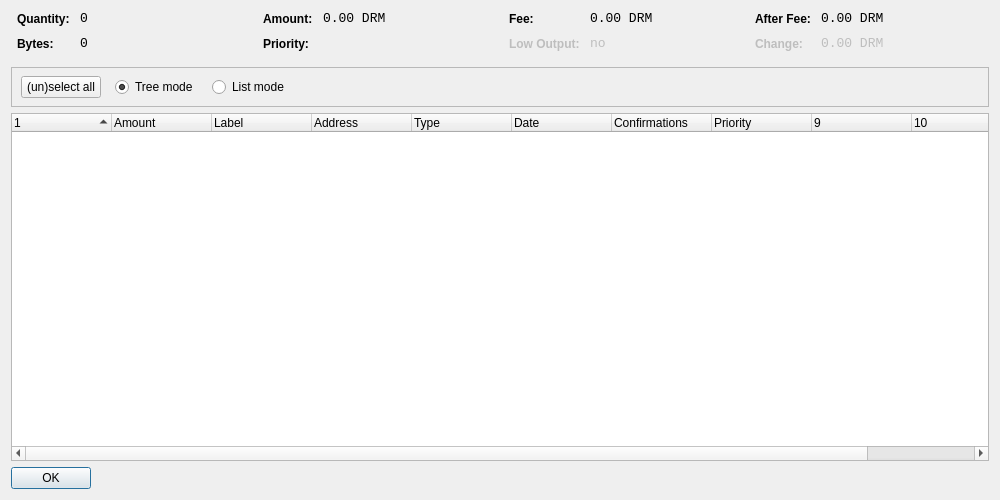
Old version of the form src/qt/forms/coincontroldialog.ui in the repository scolemanhopehouse/HBCUR.
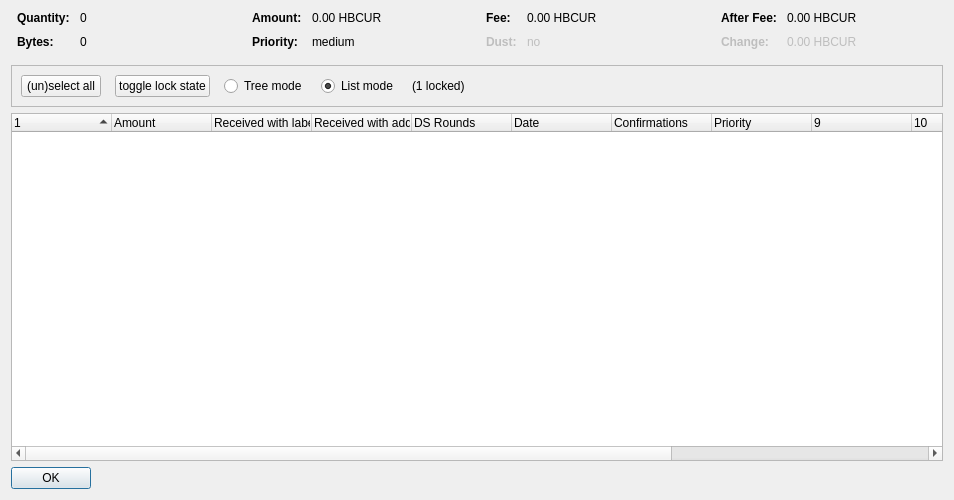
New version of the form. Custom widgets are drawn as their Qt base class.

Patch:
```diff
--- a/src/qt/forms/coincontroldialog.ui
+++ b/src/qt/forms/coincontroldialog.ui
@@ -6,7 +6,7 @@
    <rect>
     <x>0</x>
     <y>0</y>
-    <width>1000</width>
+    <width>954</width>
     <height>500</height>
    </rect>
   </property>
@@ -38,8 +38,11 @@
        </property>
        <item row="0" column="0">
         <widget class="QLabel" name="labelCoinControlQuantityText">
-         <property name="styleSheet">
-          <string notr="true">font-weight:bold;</string>
+         <property name="font">
+          <font>
+           <weight>75</weight>
+           <bold>true</bold>
+          </font>
          </property>
          <property name="text">
           <string>Quantity:</string>
@@ -48,12 +51,6 @@
        </item>
        <item row="0" column="1">
         <widget class="QLabel" name="labelCoinControlQuantity">
-         <property name="font">
-          <font>
-           <family>Monospace</family>
-           <pointsize>10</pointsize>
-          </font>
-         </property>
          <property name="cursor">
           <cursorShape>IBeamCursor</cursorShape>
          </property>
@@ -70,8 +67,11 @@
        </item>
        <item row="1" column="0">
         <widget class="QLabel" name="labelCoinControlBytesText">
-         <property name="styleSheet">
-          <string notr="true">font-weight:bold;</string>
+         <property name="font">
+          <font>
+           <weight>75</weight>
+           <bold>true</bold>
+          </font>
          </property>
          <property name="text">
           <string>Bytes:</string>
@@ -80,12 +80,6 @@
        </item>
        <item row="1" column="1">
         <widget class="QLabel" name="labelCoinControlBytes">
-         <property name="font">
-          <font>
-           <family>Monospace</family>
-           <pointsize>10</pointsize>
-          </font>
-         </property>
          <property name="cursor">
           <cursorShape>IBeamCursor</cursorShape>
          </property>
@@ -118,8 +112,11 @@
        </property>
        <item row="0" column="0">
         <widget class="QLabel" name="labelCoinControlAmountText">
-         <property name="styleSheet">
-          <string notr="true">font-weight:bold;</string>
+         <property name="font">
+          <font>
+           <weight>75</weight>
+           <bold>true</bold>
+          </font>
          </property>
          <property name="text">
           <string>Amount:</string>
@@ -128,12 +125,6 @@
        </item>
        <item row="0" column="1">
         <widget class="QLabel" name="labelCoinControlAmount">
-         <property name="font">
-          <font>
-           <family>Monospace</family>
-           <pointsize>10</pointsize>
-          </font>
-         </property>
          <property name="cursor">
           <cursorShape>IBeamCursor</cursorShape>
          </property>
@@ -141,7 +132,7 @@
           <enum>Qt::ActionsContextMenu</enum>
          </property>
          <property name="text">
-          <string notr="true">0.00 DRM</string>
+          <string notr="true">0.00 HBCUR</string>
          </property>
          <property name="textInteractionFlags">
           <set>Qt::LinksAccessibleByMouse|Qt::TextSelectableByKeyboard|Qt::TextSelectableByMouse</set>
@@ -150,8 +141,11 @@
        </item>
        <item row="1" column="0">
         <widget class="QLabel" name="labelCoinControlPriorityText">
-         <property name="styleSheet">
-          <string notr="true">font-weight:bold;</string>
+         <property name="font">
+          <font>
+           <weight>75</weight>
+           <bold>true</bold>
+          </font>
          </property>
          <property name="text">
           <string>Priority:</string>
@@ -160,12 +154,6 @@
        </item>
        <item row="1" column="1">
         <widget class="QLabel" name="labelCoinControlPriority">
-         <property name="font">
-          <font>
-           <family>Monospace</family>
-           <pointsize>10</pointsize>
-          </font>
-         </property>
          <property name="cursor">
           <cursorShape>IBeamCursor</cursorShape>
          </property>
@@ -173,7 +161,7 @@
           <enum>Qt::ActionsContextMenu</enum>
          </property>
          <property name="text">
-          <string/>
+          <string>medium</string>
          </property>
          <property name="textInteractionFlags">
           <set>Qt::LinksAccessibleByMouse|Qt::TextSelectableByKeyboard|Qt::TextSelectableByMouse</set>
@@ -198,8 +186,11 @@
        </property>
        <item row="0" column="0">
         <widget class="QLabel" name="labelCoinControlFeeText">
-         <property name="styleSheet">
-          <string notr="true">font-weight:bold;</string>
+         <property name="font">
+          <font>
+           <weight>75</weight>
+           <bold>true</bold>
+          </font>
          </property>
          <property name="text">
           <string>Fee:</string>
@@ -208,12 +199,6 @@
        </item>
        <item row="0" column="1">
         <widget class="QLabel" name="labelCoinControlFee">
-         <property name="font">
-          <font>
-           <family>Monospace</family>
-           <pointsize>10</pointsize>
-          </font>
-         </property>
          <property name="cursor">
           <cursorShape>IBeamCursor</cursorShape>
          </property>
@@ -221,7 +206,7 @@
           <enum>Qt::ActionsContextMenu</enum>
          </property>
          <property name="text">
-          <string notr="true">0.00 DRM</string>
+          <string notr="true">0.00 HBCUR</string>
          </property>
          <property name="textInteractionFlags">
           <set>Qt::LinksAccessibleByMouse|Qt::TextSelectableByKeyboard|Qt::TextSelectableByMouse</set>
@@ -233,11 +218,14 @@
          <property name="enabled">
           <bool>false</bool>
          </property>
-         <property name="styleSheet">
-          <string notr="true">font-weight:bold;</string>
+         <property name="font">
+          <font>
+           <weight>75</weight>
+           <bold>true</bold>
+          </font>
          </property>
          <property name="text">
-          <string>Low Output:</string>
+          <string>Dust:</string>
          </property>
         </widget>
        </item>
@@ -246,12 +234,6 @@
          <property name="enabled">
           <bool>false</bool>
          </property>
-         <property name="font">
-          <font>
-           <family>Monospace</family>
-           <pointsize>10</pointsize>
-          </font>
-         </property>
          <property name="cursor">
           <cursorShape>IBeamCursor</cursorShape>
          </property>
@@ -284,8 +266,11 @@
        </property>
        <item row="0" column="0">
         <widget class="QLabel" name="labelCoinControlAfterFeeText">
-         <property name="styleSheet">
-          <string notr="true">font-weight:bold;</string>
+         <property name="font">
+          <font>
+           <weight>75</weight>
+           <bold>true</bold>
+          </font>
          </property>
          <property name="text">
           <string>After Fee:</string>
@@ -294,12 +279,6 @@
        </item>
        <item row="0" column="1">
         <widget class="QLabel" name="labelCoinControlAfterFee">
-         <property name="font">
-          <font>
-           <family>Monospace</family>
-           <pointsize>10</pointsize>
-          </font>
-         </property>
          <property name="cursor">
           <cursorShape>IBeamCursor</cursorShape>
          </property>
@@ -307,7 +286,7 @@
           <enum>Qt::ActionsContextMenu</enum>
          </property>
          <property name="text">
-          <string notr="true">0.00 DRM</string>
+          <string notr="true">0.00 HBCUR</string>
          </property>
          <property name="textInteractionFlags">
           <set>Qt::LinksAccessibleByMouse|Qt::TextSelectableByKeyboard|Qt::TextSelectableByMouse</set>
@@ -319,8 +298,11 @@
          <property name="enabled">
           <bool>false</bool>
          </property>
-         <property name="styleSheet">
-          <string notr="true">font-weight:bold;</string>
+         <property name="font">
+          <font>
+           <weight>75</weight>
+           <bold>true</bold>
+          </font>
          </property>
          <property name="text">
           <string>Change:</string>
@@ -332,12 +314,6 @@
          <property name="enabled">
           <bool>false</bool>
          </property>
-         <property name="font">
-          <font>
-           <family>Monospace</family>
-           <pointsize>10</pointsize>
-          </font>
-         </property>
          <property name="cursor">
           <cursorShape>IBeamCursor</cursorShape>
          </property>
@@ -345,7 +321,7 @@
           <enum>Qt::ActionsContextMenu</enum>
          </property>
          <property name="text">
-          <string notr="true">0.00 DRM</string>
+          <string notr="true">0.00 HBCUR</string>
          </property>
          <property name="textInteractionFlags">
           <set>Qt::LinksAccessibleByMouse|Qt::TextSelectableByKeyboard|Qt::TextSelectableByMouse</set>
@@ -370,16 +346,9 @@
      <property name="frameShadow">
       <enum>QFrame::Sunken</enum>
      </property>
-     <widget class="QWidget" name="horizontalLayoutWidget">
-      <property name="geometry">
-       <rect>
-        <x>10</x>
-        <y>0</y>
-        <width>781</width>
-        <height>41</height>
-       </rect>
-      </property>
-      <layout class="QHBoxLayout" name="horizontalLayoutPanel" stretch="0,0,0,0,0">
+     <layout class="QHBoxLayout" name="horizontalLayout">
+      <item>
+       <layout class="QHBoxLayout" name="horizontalLayoutPanel" stretch="0,0,0,0,0,0">
        <property name="spacing">
         <number>14</number>
        </property>
@@ -394,6 +363,25 @@
          <property name="text">
           <string>(un)select all</string>
          </property>
+          <property name="autoDefault">
+           <bool>false</bool>
+          </property>
+         </widget>
+        </item>
+        <item>
+         <widget class="QPushButton" name="pushButtonToggleLock">
+          <property name="sizePolicy">
+           <sizepolicy hsizetype="Maximum" vsizetype="Fixed">
+            <horstretch>0</horstretch>
+            <verstretch>0</verstretch>
+           </sizepolicy>
+          </property>
+          <property name="text">
+           <string>toggle lock state</string>
+          </property>
+          <property name="autoDefault">
+           <bool>false</bool>
+          </property>
         </widget>
        </item>
        <item>
@@ -407,9 +395,6 @@
          <property name="text">
           <string>Tree mode</string>
          </property>
-         <property name="checked">
-          <bool>true</bool>
-         </property>
         </widget>
        </item>
        <item>
@@ -423,6 +408,16 @@
          <property name="text">
           <string>List mode</string>
          </property>
+          <property name="checked">
+           <bool>true</bool>
+          </property>
+         </widget>
+        </item>
+        <item>
+         <widget class="QLabel" name="labelLocked">
+          <property name="text">
+           <string>(1 locked)</string>
+          </property>
         </widget>
        </item>
        <item>
@@ -439,7 +434,8 @@
         </spacer>
        </item>
       </layout>
-     </widget>
+      </item>
+     </layout>
     </widget>
    </item>
    <item>
@@ -451,7 +447,7 @@
       <bool>false</bool>
      </property>
      <property name="columnCount">
-      <number>11</number>
+      <number>13</number>
      </property>
      <attribute name="headerShowSortIndicator" stdset="0">
       <bool>true</bool>
@@ -471,17 +467,17 @@
      </column>
      <column>
       <property name="text">
-       <string>Label</string>
+       <string>Received with label</string>
       </property>
      </column>
      <column>
       <property name="text">
-       <string>Address</string>
+       <string>Received with address</string>
       </property>
      </column>
 	 <column>
       <property name="text">
-       <string>Type</string>
+       <string>DS Rounds</string>
       </property>
      </column>
      <column>
@@ -522,6 +518,11 @@
        <string/>
       </property>
      </column>
+     <column>
+      <property name="text">
+       <string/>
+      </property>
+     </column>
     </widget>
    </item>
    <item>
```
Left out of the diff: 4 changed lines with no effect on the pictures. Lines whose indentation alone changed are shown as unchanged.
